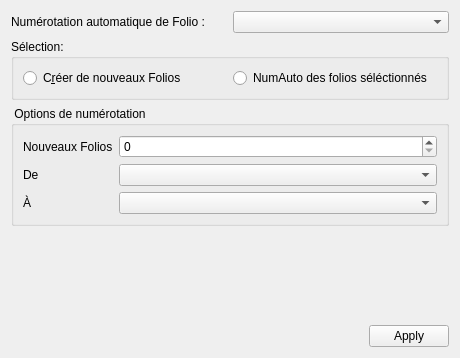
This is sources/autoNum/ui/folioautonumbering.ui in qelectrotech/qelectrotech-source-mirror as Qt 5 draws it before an edit. The edited form follows.
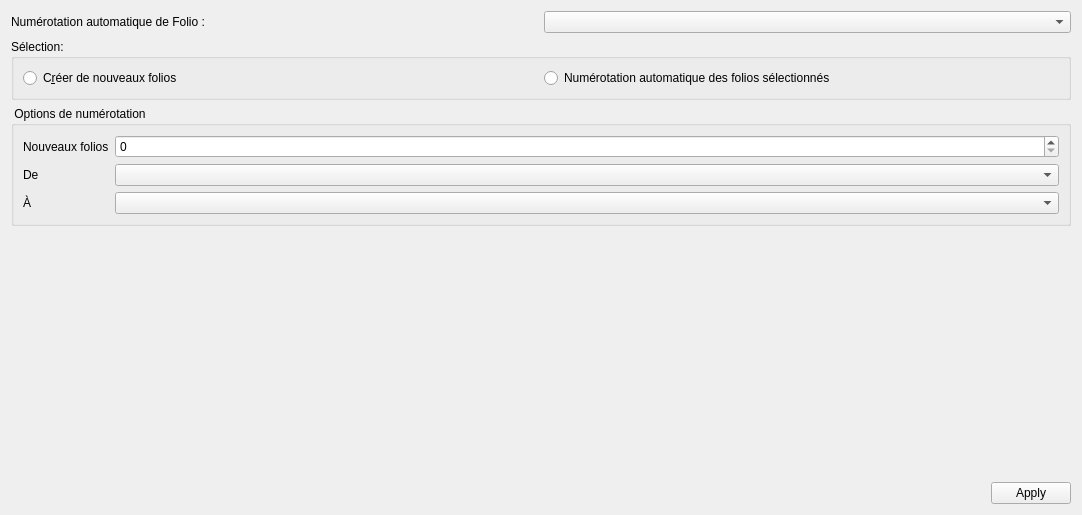
This is the edited form.

What changed in the file:
```diff
--- a/sources/autoNum/ui/folioautonumbering.ui
+++ b/sources/autoNum/ui/folioautonumbering.ui
@@ -6,8 +6,8 @@
    <rect>
     <x>0</x>
     <y>0</y>
-    <width>460</width>
-    <height>358</height>
+    <width>1082</width>
+    <height>515</height>
    </rect>
   </property>
   <property name="sizePolicy">
@@ -75,7 +75,7 @@
            </sizepolicy>
           </property>
           <property name="text">
-           <string>C&amp;réer de nouveaux Folios</string>
+           <string>C&amp;réer de nouveaux folios</string>
           </property>
          </widget>
         </item>
@@ -88,7 +88,7 @@
            </sizepolicy>
           </property>
           <property name="text">
-           <string>NumAuto des folios séléctionnés</string>
+           <string>Numérotation automatique des folios sélectionnés</string>
           </property>
          </widget>
         </item>
@@ -129,7 +129,7 @@
            </sizepolicy>
           </property>
           <property name="text">
-           <string>Nouveaux Folios</string>
+           <string>Nouveaux folios</string>
           </property>
          </widget>
         </item>
```
